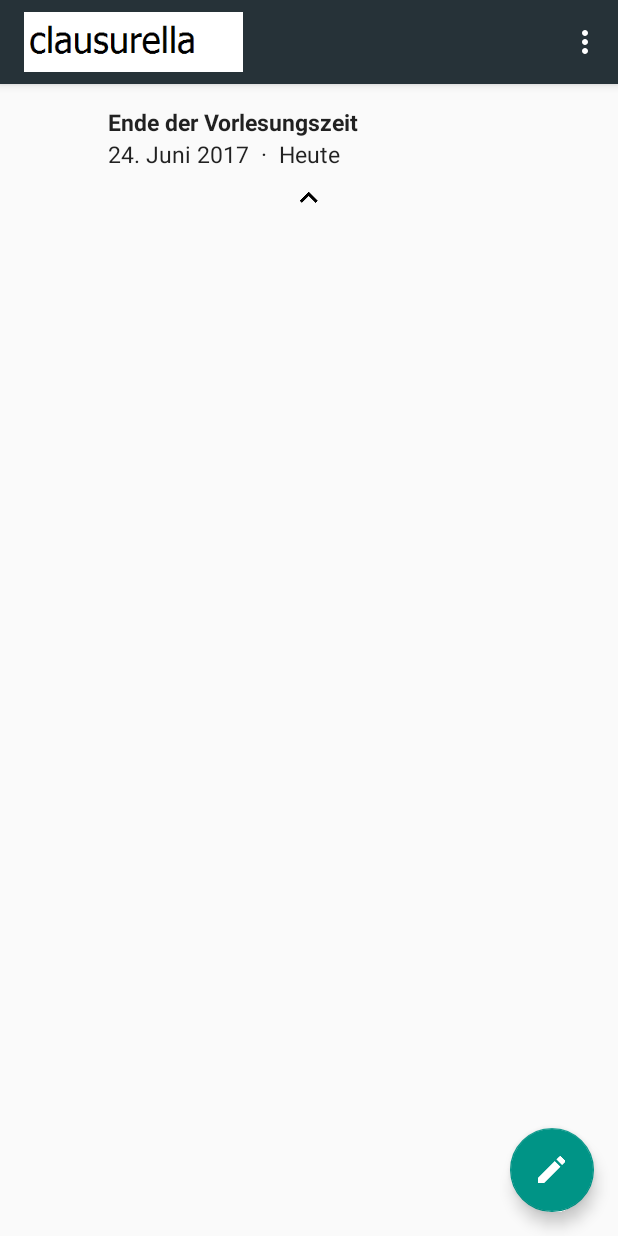
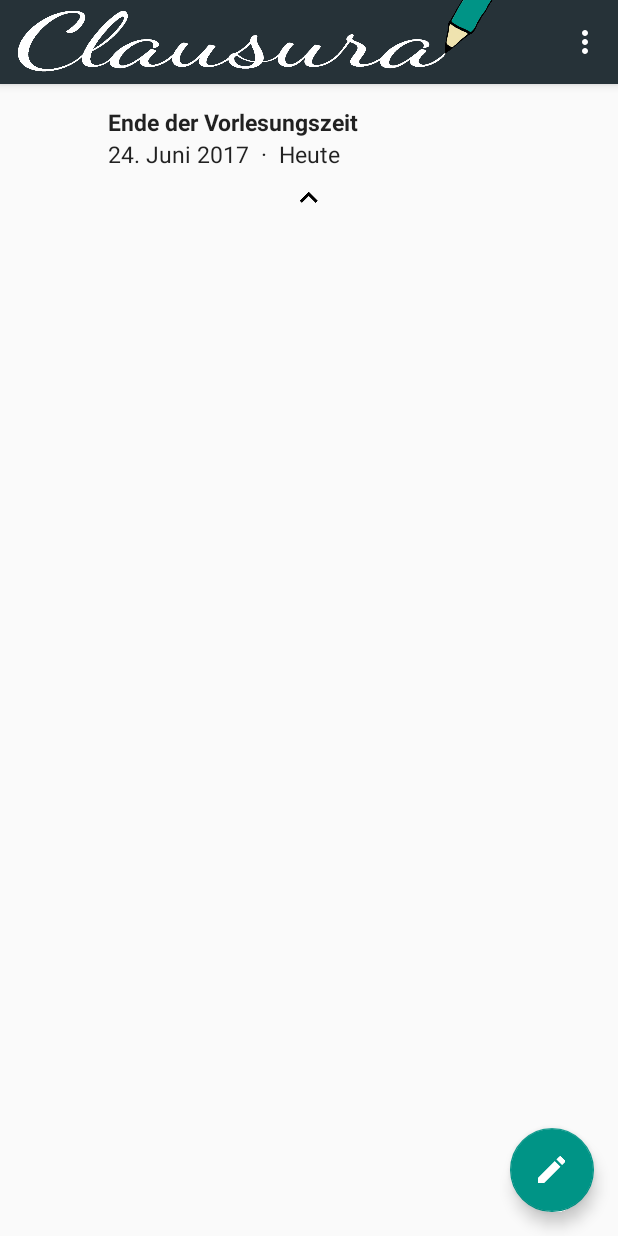
Before and after one commit to nico1509/Clausura, an Android app: the screen it shows after launch (MainActivity), on a phone screen of 412 x 824 dp. Run offline under Robolectric (Android 15) with nearby library versions, the phone set to English and light mode, and no system bars.

Commit message:
Set MainActivity Toolbar Background to a new Logo by Niklas Braun

```diff
--- a/app/src/main/java/de/nico_assfalg/apps/android/clausura/activity/MainActivity.java
+++ b/app/src/main/java/de/nico_assfalg/apps/android/clausura/activity/MainActivity.java
@@ -71,7 +71,11 @@ public class MainActivity extends AppCompatActivity
         setSupportActionBar(toolbar);
 
         //ImageView in ActionBar
-        getSupportActionBar().setIcon(R.drawable.clausitesticon);
+        if (Build.VERSION.SDK_INT >= Build.VERSION_CODES.LOLLIPOP) {
+            getSupportActionBar().setBackgroundDrawable(getDrawable(R.drawable.clausura_appbar_icon));
+        } else {
+            getSupportActionBar().setIcon(R.drawable.clausura_appbar_icon);
+        }
         getSupportActionBar().setTitle("");
 
         //Initialize FAB
```
Also changed, not shown: app/src/main/res/drawable-hdpi/clausitesticon.9.png (deleted), app/src/main/res/drawable-hdpi/clausura_appbar_icon.png (added), app/src/main/res/drawable-mdpi/clausitesticon.9.png (deleted), app/src/main/res/drawable-mdpi/clausura_appbar_icon.png (added), app/src/main/res/drawable-xhdpi/clausitesticon.9.png (deleted), app/src/main/res/drawable-xhdpi/clausura_appbar_icon.png (added), app/src/main/res/drawable-xxhdpi/clausitesticon.9.png (deleted), app/src/main/res/drawable-xxhdpi/clausura_appbar_icon.png (added), app/src/main/res/drawable-xxxhdpi/clausitesticon.9.png (deleted), app/src/main/res/drawable-xxxhdpi/clausura_appbar_icon.png (added).
